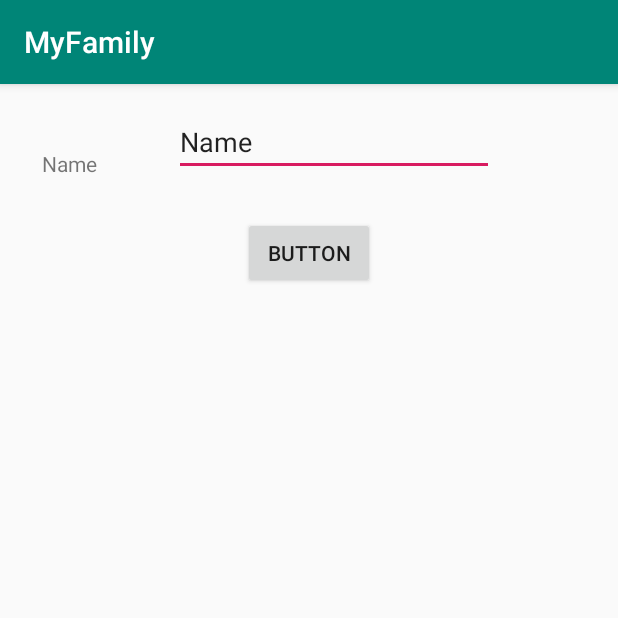
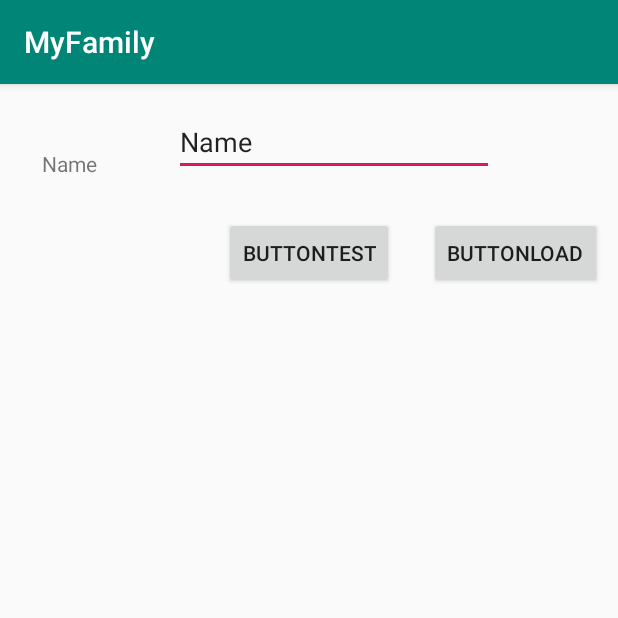
Before and after one commit to Bottle1985/MyFamily, an Android app: the screen it shows after launch (MainActivity), on a phone screen of 412 x 824 dp, the top half of it. Run offline under Robolectric (Android 15) with nearby library versions, the phone set to English and light mode, and no system bars.

Commit message:
+ Added button load

```diff
--- a/app/src/main/res/layout/activity_main.xml
+++ b/app/src/main/res/layout/activity_main.xml
@@ -39,9 +39,19 @@
         android:layout_height="wrap_content"
         android:layout_marginTop="27dp"
         android:onClick="onClickTest"
-        android:text="Button"
+        android:text="@string/buttonTest"
         app:layout_constraintEnd_toEndOf="parent"
         app:layout_constraintStart_toStartOf="parent"
         app:layout_constraintTop_toBottomOf="@+id/editText" />
 
+    <Button
+        android:id="@+id/button2"
+        android:layout_width="wrap_content"
+        android:layout_height="wrap_content"
+        android:layout_marginStart="23dp"
+        android:layout_marginLeft="23dp"
+        android:text="@string/button"
+        app:layout_constraintBaseline_toBaselineOf="@+id/button"
+        app:layout_constraintStart_toEndOf="@+id/button" />
+
 </androidx.constraintlayout.widget.ConstraintLayout>
--- a/app/src/main/res/values/strings.xml
+++ b/app/src/main/res/values/strings.xml
@@ -2,4 +2,6 @@
     <string name="app_name">MyFamily</string>
     <string name="person_name">Name</string>
     <string name="person_name_edit">Name</string>
+    <string name="button">ButtonLoad</string>
+    <string name="buttonTest">ButtonTest</string>
 </resources>
```
